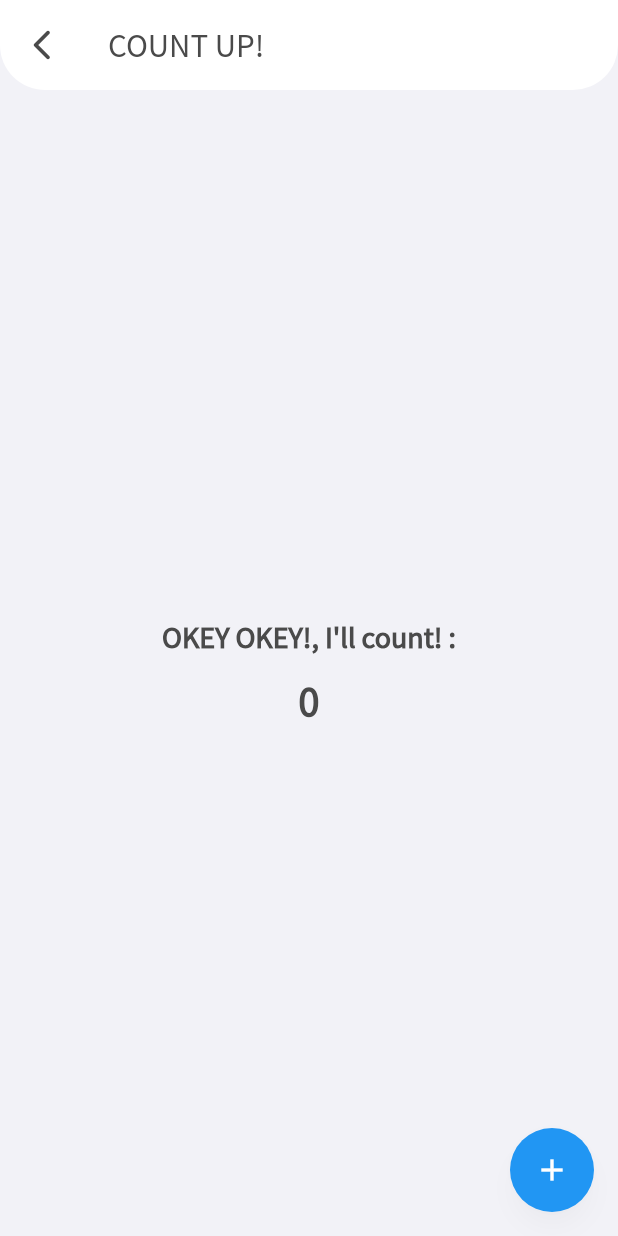
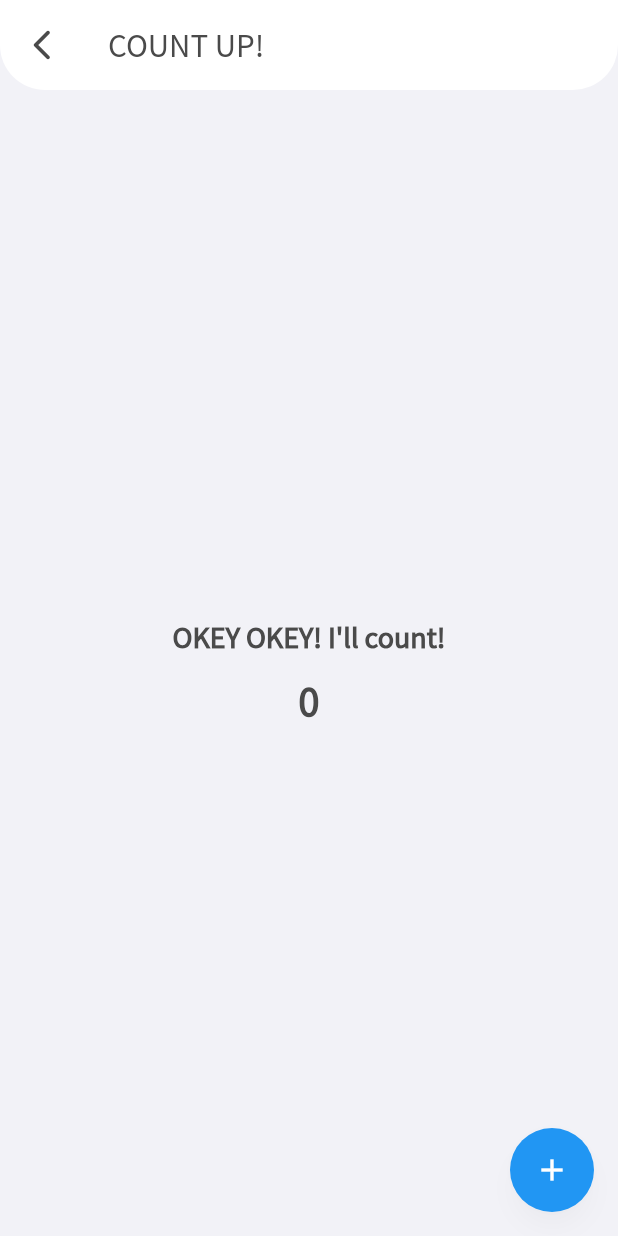
Before and after one commit to kubilaydev/flutter_starter_kit, a Flutter app: the screen it shows after launch, on a phone screen of 412 x 824 dp. Run offline on Flutter 3.47's test engine with Material 2 defaults, Android fonts, the phone set to English and light mode, and no system bars.

Commit message:
deleted unnecessary codes

```diff
--- a/lib/core/base/view/demo_main_page.dart
+++ b/lib/core/base/view/demo_main_page.dart
@@ -6,10 +6,11 @@ import '../../components/main_page/signin_appbar.dart';
 ///
 class DemoHomePage extends StatefulWidget {
   ///
-  DemoHomePage({Key? key, required this.title}) : super(key: key);
+  DemoHomePage({
+    Key? key,
+  }) : super(key: key);
 
   ///
-  final String title;
 
   @override
   _DemoHomePageState createState() => _DemoHomePageState();
@@ -41,7 +42,7 @@ class _DemoHomePageState extends State<DemoHomePage> {
               padding: appNameMainEdge,
 
               child: Text(
-                "OKEY OKEY!, I'll count! :",
+                "OKEY OKEY! I'll count!",
 
                 /// YOU CAN USE YOUR THEME settings where appTheme BY
                 /// ' Theme.of(context).textTheme.headline1, '
--- a/lib/core/init/app_name_here.dart
+++ b/lib/core/init/app_name_here.dart
@@ -13,7 +13,7 @@ class AppNameHere extends StatelessWidget {
   Widget build(BuildContext context) {
     return MaterialApp(
       theme: appTheme(),
-      home: DemoHomePage(title: 'Flutter Demo Home Page'),
+      home: DemoHomePage(),
     );
   }
 }
```
Also changed, not shown: 1 other file.
